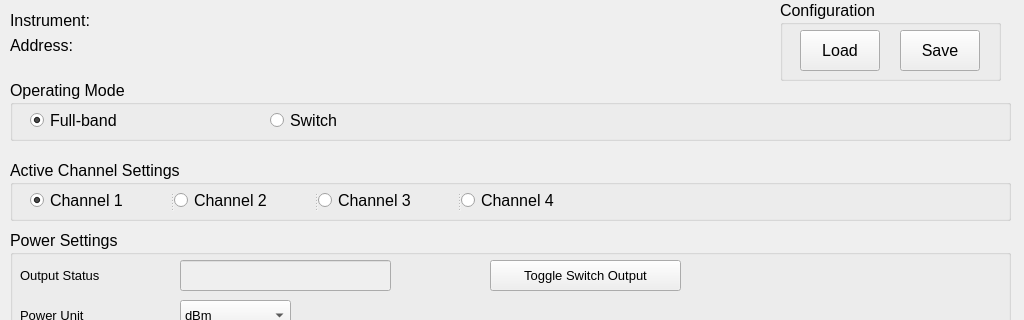
The window that src/Device_Config_Windows/ConfigOSICS_SWT.ui (shattered97/OSICS_Interface) describes before a commit, drawn with Qt 5; both pictures show x 0 to 1024 and y 0 to 320 of the 1024 by 768 pixel window.
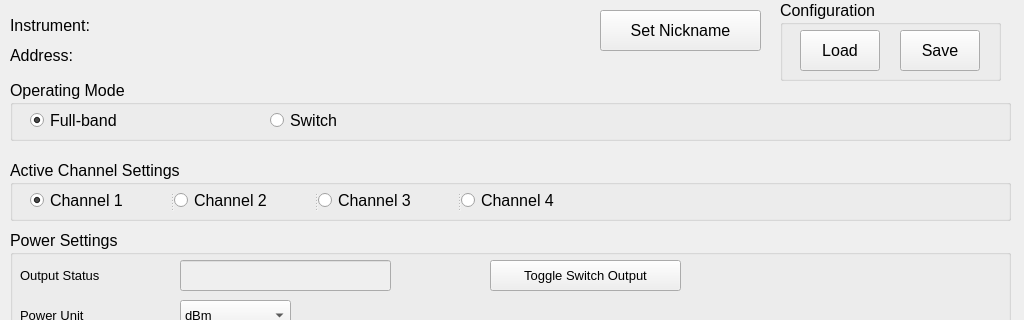
The same window after the commit.

What changed in the file:
```diff
--- a/src/Device_Config_Windows/ConfigOSICS_SWT.ui
+++ b/src/Device_Config_Windows/ConfigOSICS_SWT.ui
@@ -24,8 +24,8 @@
     <property name="geometry">
      <rect>
       <x>10</x>
-      <y>30</y>
-      <width>981</width>
+      <y>40</y>
+      <width>571</width>
       <height>31</height>
      </rect>
     </property>
@@ -87,8 +87,8 @@
      <rect>
       <x>10</x>
       <y>10</y>
-      <width>991</width>
-      <height>21</height>
+      <width>581</width>
+      <height>31</height>
      </rect>
     </property>
     <property name="font">
@@ -1090,6 +1090,24 @@
      </item>
     </widget>
    </widget>
+   <widget class="QPushButton" name="setNicknameBtn">
+    <property name="geometry">
+     <rect>
+      <x>600</x>
+      <y>10</y>
+      <width>161</width>
+      <height>41</height>
+     </rect>
+    </property>
+    <property name="font">
+     <font>
+      <pointsize>12</pointsize>
+     </font>
+    </property>
+    <property name="text">
+     <string>Set Nickname</string>
+    </property>
+   </widget>
   </widget>
   <widget class="QMenuBar" name="menubar">
    <property name="geometry">
```
Left out of the diff: 2 changed lines with no effect on the pictures.
